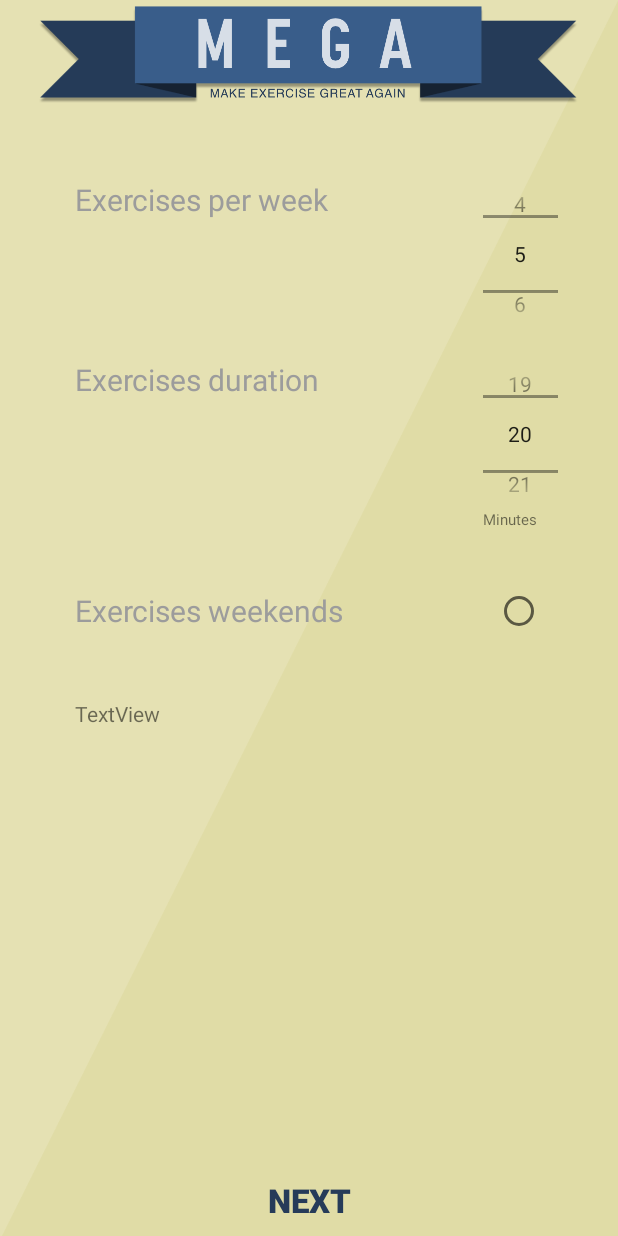
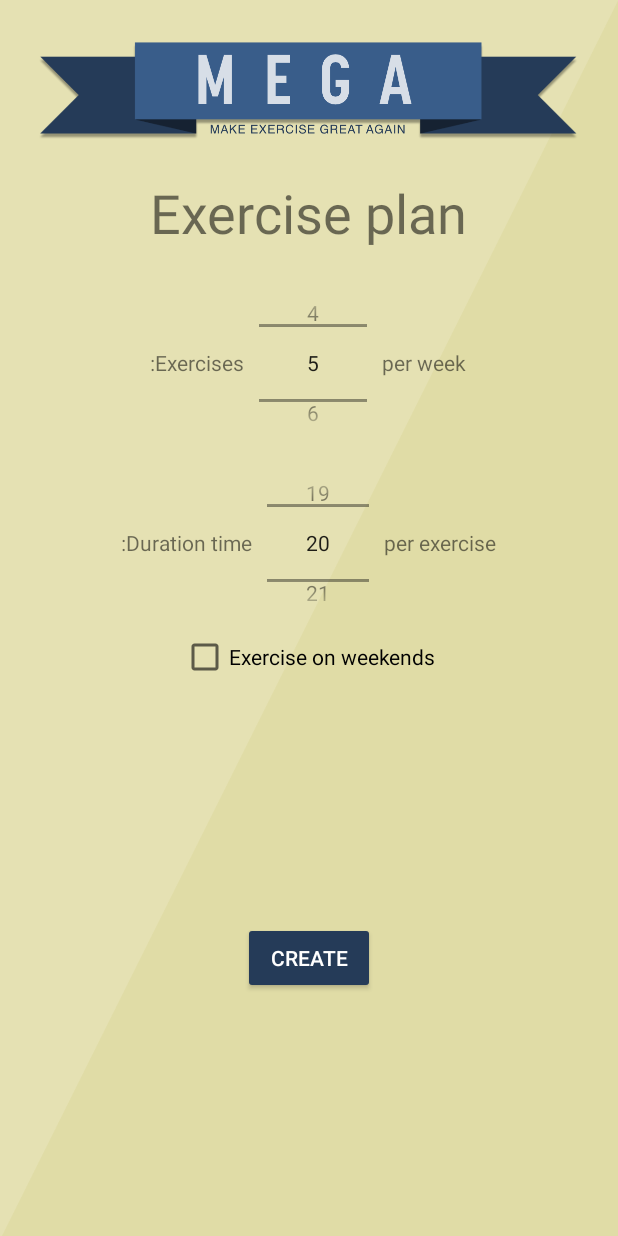
Before and after one commit to csievan/ProjectMEGA, an Android app: the Plan screen opened directly, with no data from a screen before it, on a phone screen of 412 x 824 dp. Run offline under Robolectric (Android 15) with nearby library versions, the phone set to English and light mode, and no system bars; our stand-ins replace Firebase (no records; nobody signed in at launch, a user with empty details on screens opened directly).

Commit message:
Remake the layout of the Plan activity

```diff
--- a/app/src/main/java/com/example/weitan/projectmega/activity/Plan.java
+++ b/app/src/main/java/com/example/weitan/projectmega/activity/Plan.java
@@ -6,9 +6,11 @@ import android.os.Bundle;
 import android.util.Log;
 import android.view.View;
 import android.widget.Button;
+import android.widget.CheckBox;
 import android.widget.NumberPicker;
 import android.widget.RadioButton;
 import android.widget.TextView;
+import android.widget.Toast;
 
 import com.example.weitan.projectmega.R;
 import com.google.firebase.auth.FirebaseAuth;
@@ -24,7 +26,7 @@ public class Plan extends AppCompatActivity {
 
     NumberPicker exePerWeek, exeDuration;
     Button nextStep;
-    RadioButton weekend;
+    CheckBox weekend;
     TextView display;
 
 
@@ -40,8 +42,6 @@ public class Plan extends AppCompatActivity {
         super.onCreate(savedInstanceState);
         setContentView(R.layout.activity_plan);
 
-        display = (TextView) findViewById(R.id.textView5);
-
         databasePlan = FirebaseDatabase.getInstance().getReference("plans");
 
         /*
@@ -51,7 +51,7 @@ public class Plan extends AppCompatActivity {
         */
 
         nextStep = (Button) findViewById(R.id.Next);
-        weekend = (RadioButton) findViewById(R.id.radioExeWeekend);
+        weekend = (CheckBox) findViewById(R.id.checkExeWeekend);
 
 
         //NumberPickers
@@ -99,8 +99,8 @@ public class Plan extends AppCompatActivity {
 
 
 
-        if (weekend.getText() != null) {
-            String week = weekend.getText().toString();
+        if (weekend.isChecked()) {
+            String week = "true";
             Log.d(TAG, "ExerciseWeekend: " + week);
             Plans plan = new Plans(id, userId, weekFrequency, duration, week);
             databasePlan.child(id).setValue(plan);
@@ -110,5 +110,8 @@ public class Plan extends AppCompatActivity {
             Plans plan = new Plans(id, userId, weekFrequency, duration, week);
             databasePlan.child(id).setValue(plan);
         }
+
+    // Notify about Update
+    Toast.makeText(this, "Plan created", Toast.LENGTH_LONG).show();
     }
 }
--- a/app/src/main/res/layout/activity_plan.xml
+++ b/app/src/main/res/layout/activity_plan.xml
@@ -1,123 +1,125 @@
-<?xml version="1.0" encoding="utf-8"?>
-<RelativeLayout xmlns:android="http://schemas.android.com/apk/res/android"
-                xmlns:app="http://schemas.android.com/apk/res-auto"
+<LinearLayout xmlns:android="http://schemas.android.com/apk/res/android"
               xmlns:tools="http://schemas.android.com/tools"
+              android:id="@+id/main_layout"
               android:layout_width="match_parent"
               android:layout_height="match_parent"
               android:background="@drawable/background"
               android:orientation="vertical"
-                tools:context="com.example.weitan.projectmega.activity.Plan">
+              android:weightSum="4">
+
+    <LinearLayout
+        android:layout_width="match_parent"
+        android:layout_height="wrap_content"
+        android:gravity="center_horizontal"
+        android:orientation="vertical">
 
         <ImageView
-        android:id="@+id/imageView"
+            style="@style/ThemeOverlay.FirebaseIcon"
+            android:id="@+id/google_icon"
+            android:contentDescription="@string/desc_firebase_lockup"
+            android:src="@drawable/logo"
+            android:layout_width="wrap_content"
+            android:layout_height="wrap_content" />
+
+        <TextView
+            android:id="@+id/title_text"
             android:layout_width="wrap_content"
             android:layout_height="wrap_content"
-        android:src="@drawable/logo"
-        android:layout_centerHorizontal="true"
-        android:layout_alignParentTop="true"/>
+            android:layout_marginBottom="@dimen/title_bottom_margin"
+            android:text="Exercise plan"
+            android:theme="@style/ThemeOverlay.MyTitleText" />
 
 
+        <LinearLayout
+            android:layout_width="match_parent"
+            android:layout_height="wrap_content"
+            android:gravity="center_horizontal"
+            android:orientation="horizontal">
+
             <TextView
-        android:id="@+id/ExWeek"
                 android:layout_width="wrap_content"
-        android:layout_height="27dp"
-        android:layout_marginTop="50dp"
-        android:text="Exercises per week"
-        android:layout_marginLeft="50dp"
-        android:textColor="#9c9c9c"
-        android:textSize="20dp"
-        android:layout_below="@+id/imageView" />
+                android:layout_height="wrap_content"
+                android:layout_gravity="center_vertical"
+                android:textDirection="rtl"
+                android:text="Exercises:"
+                android:layout_weight="0.45" />
 
             <NumberPicker
                 android:id="@+id/exWeekInput"
                 android:layout_width="50dp"
                 android:layout_height="100dp"
-        android:layout_alignTop="@id/ExWeek"
-        android:layout_alignParentRight="true"
-        android:layout_marginRight="40dp"
-        android:layout_alignRight="@id/ExWeek"></NumberPicker>
-
+                android:descendantFocusability="blocksDescendants"
+                android:layout_weight="0.10"
+                android:layout_margin="10dp"/>
 
             <TextView
-        android:id="@+id/ExDuration"
                 android:layout_width="wrap_content"
                 android:layout_height="wrap_content"
-        android:text="Exercises duration"
-        android:textSize="20dp"
-        android:textColor="#9c9c9c"
-        android:layout_marginTop="20dp"
-        android:layout_below="@id/exWeekInput"
-        android:layout_marginLeft="50dp"/>
+                android:layout_gravity="center_vertical"
+                android:text="per week"
+                android:layout_weight="0.45" />
 
+        </LinearLayout>
 
+        <LinearLayout
+            android:layout_width="match_parent"
+            android:layout_height="wrap_content"
+            android:gravity="center_horizontal"
+            android:orientation="horizontal">
 
-
+            <TextView
+                android:layout_width="wrap_content"
+                android:layout_height="wrap_content"
+                android:layout_gravity="center_vertical"
+                android:textDirection="rtl"
+                android:text="Duration time:"
+                android:layout_weight="0.45" />
 
             <NumberPicker
                 android:id="@+id/durationInput"
                 android:layout_width="50dp"
                 android:layout_height="100dp"
-        android:layout_alignTop="@+id/ExDuration"
-        android:layout_alignParentRight="true"
-        android:layout_marginRight="40dp"
-        android:layout_alignRight="@+id/ExDuration"></NumberPicker>
-
+                android:descendantFocusability="blocksDescendants"
+                android:layout_weight="0.10"
+                android:layout_margin="10dp"/>
 
             <TextView
-        android:id="@+id/minutes"
                 android:layout_width="wrap_content"
                 android:layout_height="wrap_content"
-        android:layout_marginRight="40dp"
-        android:text="Minutes"
-        android:textSize="10dp"
-        android:layout_below="@+id/durationInput"
-        android:layout_alignStart="@+id/durationInput" />
+                android:layout_gravity="center_vertical"
+                android:text="per exercise"
+                android:layout_weight="0.45" />
 
-    <TextView
-        android:id="@+id/ExWeekend"
+        </LinearLayout>
+
+        <LinearLayout
+            android:layout_width="match_parent"
+            android:layout_height="wrap_content"
+            android:gravity="center_horizontal"
+            android:orientation="horizontal">
+
+            <CheckBox
+                android:id="@+id/checkExeWeekend"
                 android:layout_width="wrap_content"
-        android:layout_height="27dp"
-        android:text="Exercises weekends"
-        android:textColor="#9c9c9c"
-        android:textSize="20dp"
-        android:layout_marginTop="40dp"
-        android:layout_marginLeft="50dp"
-        android:layout_below="@id/minutes" />
+                android:layout_height="wrap_content"
+                android:text="Exercise on weekends"/>
 
-    <RadioButton
-        android:id="@+id/radioExeWeekend"
-        android:layout_width="32dp"
-        android:layout_height="27dp"
-        android:layout_below="@+id/ExWeekend"
-        android:layout_alignParentRight="true"
-        android:layout_alignTop="@+id/ExWeekend"
-        android:layout_marginRight="50dp"
-        android:layout_alignRight="@+id/ExWeek"
-        android:text="true"/>
-    <!--android:onClick="checkWeekend"-->
+        </LinearLayout>
+
+    </LinearLayout>
+
+    <RelativeLayout
+        android:layout_width="fill_parent"
+        android:layout_height="fill_parent">
 
         <Button
             android:id="@+id/Next"
-        android:layout_width="344dp"
-        android:layout_height="wrap_content"
-        android:layout_marginLeft="152dp"
-        android:background="@android:color/transparent"
-        android:text="NEXT"
-        android:textColor="#263b59"
-        android:textSize="10pt"
-        android:textStyle="bold"
-        android:layout_centerHorizontal="true"
-        android:layout_alignParentBottom="true"
-        android:onClick=""/>
-
-    <TextView
-        android:id="@+id/textView5"
             android:layout_width="wrap_content"
             android:layout_height="wrap_content"
-        android:layout_alignStart="@+id/ExWeekend"
-        android:layout_below="@+id/ExWeekend"
-        android:layout_marginTop="45dp"
-        android:text="TextView" />
+            android:layout_centerInParent="true"
+            android:text="@string/create"
+            android:theme="@style/ThemeOverlay.MyDarkButton"
+            android:visibility="visible" />
+    </RelativeLayout>
 
-
-</RelativeLayout>
+</LinearLayout>
--- a/app/src/main/res/values/strings.xml
+++ b/app/src/main/res/values/strings.xml
@@ -5,6 +5,7 @@
 
     // Customs
     <string name="save">Save</string>
+    <string name="create">Create</string>
 
     // Google Sign In
     <string name="label_google_sign_in">Firebase + Google Sign In</string>
```
Lines whose indentation alone changed are shown as unchanged.
